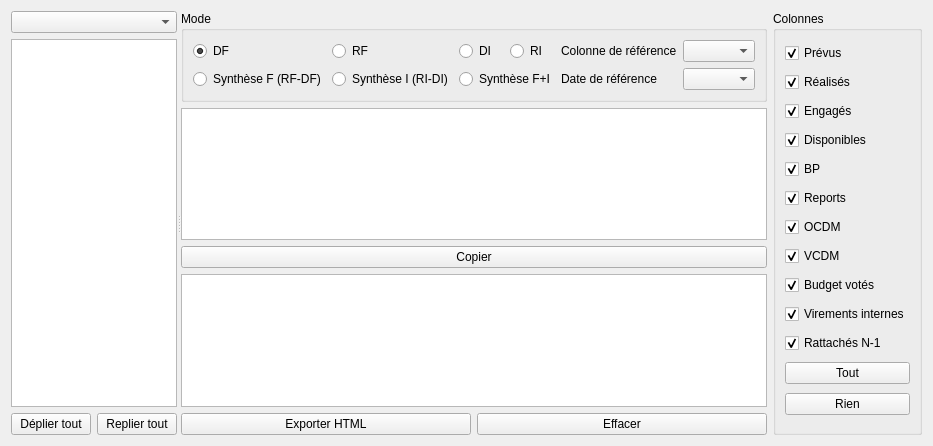
This is formreportingoverview.ui in GiPiLab/ProtonClassicSuite as Qt 5 draws it before an edit. The edited form follows.
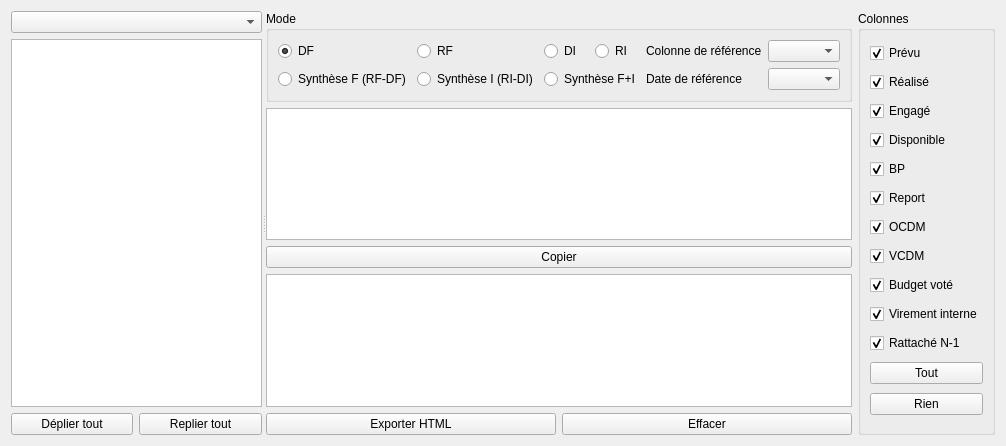
This is the edited form.

Commit message: Reporting : reports, form and first table implemented, plus fix Tree deletion with reportings

Diff of the .ui file:
```diff
--- a/formreportingoverview.ui
+++ b/formreportingoverview.ui
@@ -6,7 +6,7 @@
    <rect>
     <x>0</x>
     <y>0</y>
-    <width>909</width>
+    <width>1006</width>
     <height>446</height>
    </rect>
   </property>
@@ -200,7 +200,7 @@
       <item>
        <widget class="QCheckBox" name="checkBoxOuverts">
         <property name="text">
-         <string>Prévus</string>
+         <string>Prévu</string>
         </property>
         <property name="checked">
          <bool>true</bool>
@@ -210,7 +210,7 @@
       <item>
        <widget class="QCheckBox" name="checkBoxRealises">
         <property name="text">
-         <string>Réalisés</string>
+         <string>Réalisé</string>
         </property>
         <property name="checked">
          <bool>true</bool>
@@ -220,7 +220,7 @@
       <item>
        <widget class="QCheckBox" name="checkBoxEngages">
         <property name="text">
-         <string>Engagés</string>
+         <string>Engagé</string>
         </property>
         <property name="checked">
          <bool>true</bool>
@@ -230,7 +230,7 @@
       <item>
        <widget class="QCheckBox" name="checkBoxDisponibles">
         <property name="text">
-         <string>Disponibles</string>
+         <string>Disponible</string>
         </property>
         <property name="checked">
          <bool>true</bool>
@@ -250,7 +250,7 @@
       <item>
        <widget class="QCheckBox" name="checkBoxReports">
         <property name="text">
-         <string>Reports</string>
+         <string>Report</string>
         </property>
         <property name="checked">
          <bool>true</bool>
@@ -280,7 +280,7 @@
       <item>
        <widget class="QCheckBox" name="checkBoxBudgetVote">
         <property name="text">
-         <string>Budget votés</string>
+         <string>Budget voté</string>
         </property>
         <property name="checked">
          <bool>true</bool>
@@ -290,7 +290,7 @@
       <item>
        <widget class="QCheckBox" name="checkBoxVCInternes">
         <property name="text">
-         <string>Virements internes</string>
+         <string>Virement interne</string>
         </property>
         <property name="checked">
          <bool>true</bool>
@@ -300,7 +300,7 @@
       <item>
        <widget class="QCheckBox" name="checkBoxRattaches">
         <property name="text">
-         <string>Rattachés N-1</string>
+         <string>Rattaché N-1</string>
         </property>
         <property name="checked">
          <bool>true</bool>
```
Left out of the diff: 2 changed lines with no effect on the pictures. The commit also changes 20 other files.
